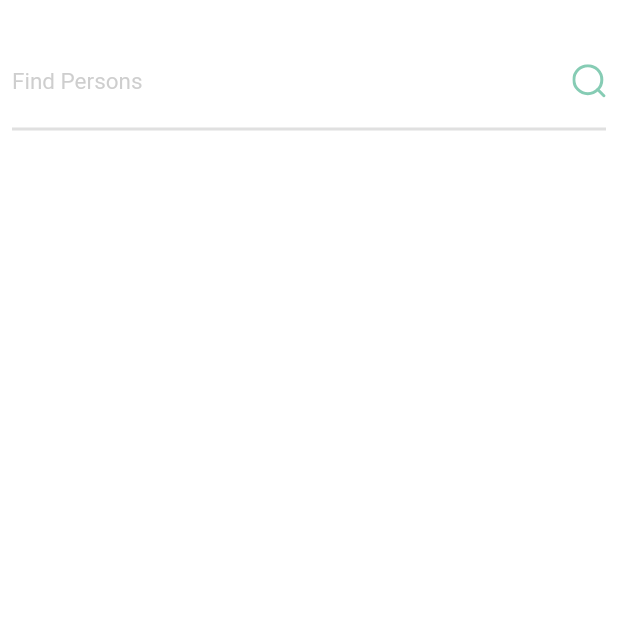
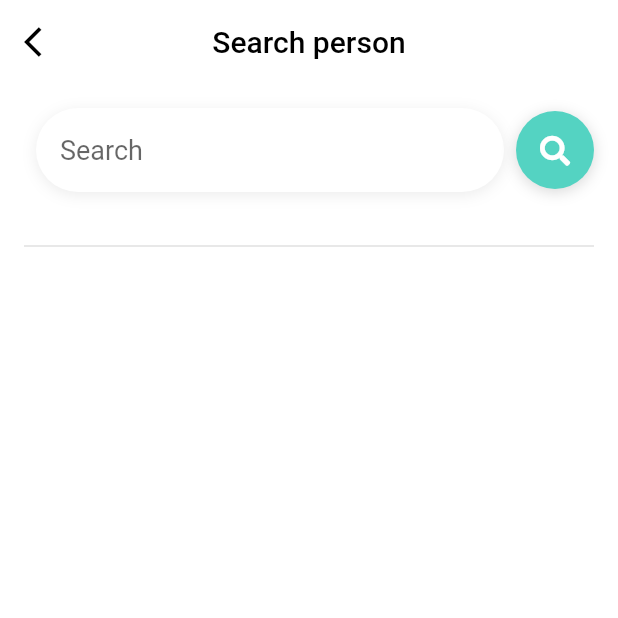
Before and after one commit to Andrei250/HackITALL-project, a Flutter app: the SearchPerson screen opened by its route, on a phone screen of 412 x 824 dp, the top half of it. Run offline on Flutter 3.47's test engine with Material 2 defaults, Android fonts, the phone set to English and light mode, and no system bars; our stand-ins replace cloud_firestore, firebase_auth, firebase_core, flutter_svg, font_awesome_flutter, progress_state_button and 1 more; accounts and stored records are empty; Roboto replaces fonts that are missing (quicksand).

Commit message:
search person design

```diff
--- a/lib/auth/login.dart
+++ b/lib/auth/login.dart
@@ -140,7 +140,7 @@ class _LoginState extends State<Login> {
                   });
                 } else {
                   Navigator.of(context).pushNamedAndRemoveUntil(
-                      '/home_page', (route) => false);
+                      '/search_persons', (route) => false);
                 }
               }
             }
--- a/lib/components/PersonCard.dart
+++ b/lib/components/PersonCard.dart
@@ -3,6 +3,7 @@ import 'package:flutter/material.dart';
 import 'package:hackitallproj/models/Person.dart';
 
 import '../app_theme.dart';
+import '../hotel_booking/hotel_app_theme.dart';
 
 class PersonCard extends StatefulWidget {
   Person person;
@@ -19,6 +20,9 @@ class _PersonCardState extends State<PersonCard> {
     return Container(
       child: Column(
         children: <Widget>[
+          SizedBox(
+            height: 10,
+          ),
           Row(
             children: <Widget>[
               Padding(
@@ -38,14 +42,21 @@ class _PersonCardState extends State<PersonCard> {
                 mainAxisAlignment: MainAxisAlignment.spaceEvenly,
                 children: <Widget>[
                   IconButton(
-                    onPressed: () {
-                    },
-                    icon: Icon(Icons.add, color: Colors.black,),
+                    onPressed: () {},
+                    icon: Icon(
+                      Icons.add_circle,
+                      size: 40,
+                      color: HotelAppTheme.buildLightTheme().primaryColor,
+                    ),
                   ),
                 ],
               ),
-          ],
-        ),
+            ],
+          ),
+          SizedBox(
+            height: 10,
+          ),
+          Divider(),
         ],
       ),
     );
--- a/lib/find_persons/search_person.dart
+++ b/lib/find_persons/search_person.dart
@@ -1,10 +1,13 @@
 import 'package:flutter/cupertino.dart';
 import 'package:flutter/material.dart';
 import 'package:flutter_svg/svg.dart';
+import 'package:font_awesome_flutter/font_awesome_flutter.dart';
 import 'package:hackitallproj/app_theme.dart';
 import 'package:hackitallproj/components/PersonCard.dart';
 import 'package:hackitallproj/models/Person.dart';
 import 'package:hackitallproj/utils/firebase_utils.dart';
+
+import '../hotel_booking/hotel_app_theme.dart';
 
 class SearchPerson extends StatefulWidget {
   @override
@@ -20,7 +23,8 @@ class _SearchPersonState extends State<SearchPerson> {
     await firebaseUtils.getPersons().then((lst) {
       setState(() {
         lst.forEach((element) {
-          Person person = Person(firstName : element['first_name'],
+          Person person = Person(
+              firstName: element['first_name'],
               lastName: element['last_name'],
               department: element['department'],
               name: element['first_name'] + " " + element['last_name'],
@@ -29,7 +33,6 @@ class _SearchPersonState extends State<SearchPerson> {
           persons.add(person);
         });
         filteredPersons = persons;
-
       });
     });
   }
@@ -44,54 +47,69 @@ class _SearchPersonState extends State<SearchPerson> {
   Widget build(BuildContext context) {
     return Scaffold(
       backgroundColor: AppTheme.lightColor,
+      appBar: AppBar(
+        title: Text('Search person', style: TextStyle(color: Colors.black),),
+        centerTitle: true,
+        backgroundColor: Colors.white,
+        leading: IconButton(
+          icon: Icon(Icons.arrow_back_ios, color: Colors.black),
+          onPressed: () => Navigator.of(context).pop(),
+        ),
+      ),
       body: Padding(
-        padding: EdgeInsets.only(left: 8.0, top: 30.0, right: 8.0),
+        padding: EdgeInsets.only(left: 8.0, top: 0.0, right: 8.0),
         child: Column(
           children: [
-            Row(
-              children: [
-                Expanded(
-                  child: TextField(
-                    onChanged: (value) {
-                      setState(() {
-                        if (value.length > 0) {
-                          filteredPersons = persons.where((element) =>
-                          (element.name.toLowerCase().contains(value.toLowerCase()))
-                          ).toList();
-                        } else {
-                          filteredPersons = persons;
-                        }
-
-                      });
-                    },
-                    style: TextStyle(color: Colors.black),
-                    decoration: InputDecoration(
-                      hintText: "Find Persons",
-                      hintStyle: TextStyle(
-                          color: Colors.grey.withOpacity(0.5)
-                      ),
-                      enabledBorder: InputBorder.none,
-                      focusedBorder: InputBorder.none,
-                    ),
-                  ),
-                ),
-                SvgPicture.asset("assets/icons/search.svg"),
-              ],
-            ),
-
-            Divider(
-              thickness: 2,
+            getSearchBarUI(),
+            // Row(
+            //   children: [
+            //     Expanded(
+            //       child: TextField(
+            //         onChanged: (value) {
+            //           setState(() {
+            //             if (value.length > 0) {
+            //               filteredPersons = persons
+            //                   .where((element) => (element.name
+            //                       .toLowerCase()
+            //                       .contains(value.toLowerCase())))
+            //                   .toList();
+            //             } else {
+            //               filteredPersons = persons;
+            //             }
+            //           });
+            //         },
+            //         style: TextStyle(color: Colors.black),
+            //         decoration: InputDecoration(
+            //           hintText: "Find Persons",
+            //           hintStyle: TextStyle(color: Colors.grey.withOpacity(0.5)),
+            //           enabledBorder: InputBorder.none,
+            //           focusedBorder: InputBorder.none,
+            //         ),
+            //       ),
+            //     ),
+            //     SvgPicture.asset("assets/icons/search.svg"),
+            //   ],
+            // ),
+            Padding(
+              padding: const EdgeInsets.fromLTRB(8.0, 0.0, 8.0, 0.0),
+              child: Divider(
+                thickness: 1,
+              ),
             ),
             SizedBox(
               child: ListView(
                 shrinkWrap: true,
                 scrollDirection: Axis.vertical,
                 children: [
-                  ListView.builder(
-                    scrollDirection: Axis.vertical,
-                    shrinkWrap: true,
-                    itemCount: filteredPersons.length,
-                    itemBuilder: (context, index) =>  PersonCard(person: filteredPersons[index]),
+                  Padding(
+                    padding: const EdgeInsets.fromLTRB(8.0, 0.0, 8.0, 0.0),
+                    child: ListView.builder(
+                      scrollDirection: Axis.vertical,
+                      shrinkWrap: true,
+                      itemCount: filteredPersons.length,
+                      itemBuilder: (context, index) =>
+                          PersonCard(person: filteredPersons[index]),
+                    ),
                   ),
                 ],
               ),
@@ -101,4 +119,90 @@ class _SearchPersonState extends State<SearchPerson> {
       ),
     );
   }
+
+  Widget getSearchBarUI() {
+    return Padding(
+      padding: const EdgeInsets.only(left: 8, right: 8, top: 8, bottom: 20),
+      child: Row(
+        children: <Widget>[
+          Expanded(
+            child: Padding(
+              padding:
+                  const EdgeInsets.only(left: 8, right: 8, top: 8, bottom: 8),
+              child: Container(
+                decoration: BoxDecoration(
+                  color: HotelAppTheme.buildLightTheme().backgroundColor,
+                  borderRadius: const BorderRadius.all(
+                    Radius.circular(38.0),
+                  ),
+                  boxShadow: <BoxShadow>[
+                    BoxShadow(
+                        color: Colors.grey.withOpacity(0.2),
+                        offset: const Offset(0, 2),
+                        blurRadius: 8.0),
+                  ],
+                ),
+                child: Padding(
+                  padding: const EdgeInsets.only(
+                      left: 16, right: 16, top: 4, bottom: 4),
+                  child: TextField(
+                    onChanged: (value) {
+                      setState(() {
+                        if (value.length > 0) {
+                          filteredPersons = persons
+                              .where((element) => (element.name
+                                  .toLowerCase()
+                                  .contains(value.toLowerCase())))
+                              .toList();
+                        } else {
+                          filteredPersons = persons;
+                        }
+                      });
+                    },
+                    style: const TextStyle(fontSize: 18, color: Colors.black),
+                    cursorColor: HotelAppTheme.buildLightTheme().primaryColor,
+                    decoration: InputDecoration(
+                      border: InputBorder.none,
+                      hintText: 'Search',
+                    ),
+                  ),
+                ),
+              ),
+            ),
+          ),
+          Container(
+            decoration: BoxDecoration(
+              color: HotelAppTheme.buildLightTheme().primaryColor,
+              borderRadius: const BorderRadius.all(
+                Radius.circular(38.0),
+              ),
+              boxShadow: <BoxShadow>[
+                BoxShadow(
+                    color: Colors.grey.withOpacity(0.4),
+                    offset: const Offset(0, 2),
+                    blurRadius: 8.0),
+              ],
+            ),
+            child: Material(
+              color: Colors.transparent,
+              child: InkWell(
+                borderRadius: const BorderRadius.all(
+                  Radius.circular(32.0),
+                ),
+                onTap: () {
+                  FocusScope.of(context).requestFocus(FocusNode());
+                },
+                child: Padding(
+                  padding: const EdgeInsets.all(16.0),
+                  child: Icon(FontAwesomeIcons.search,
+                      size: 20,
+                      color: HotelAppTheme.buildLightTheme().backgroundColor),
+                ),
+              ),
+            ),
+          ),
+        ],
+      ),
+    );
+  }
 }
```
